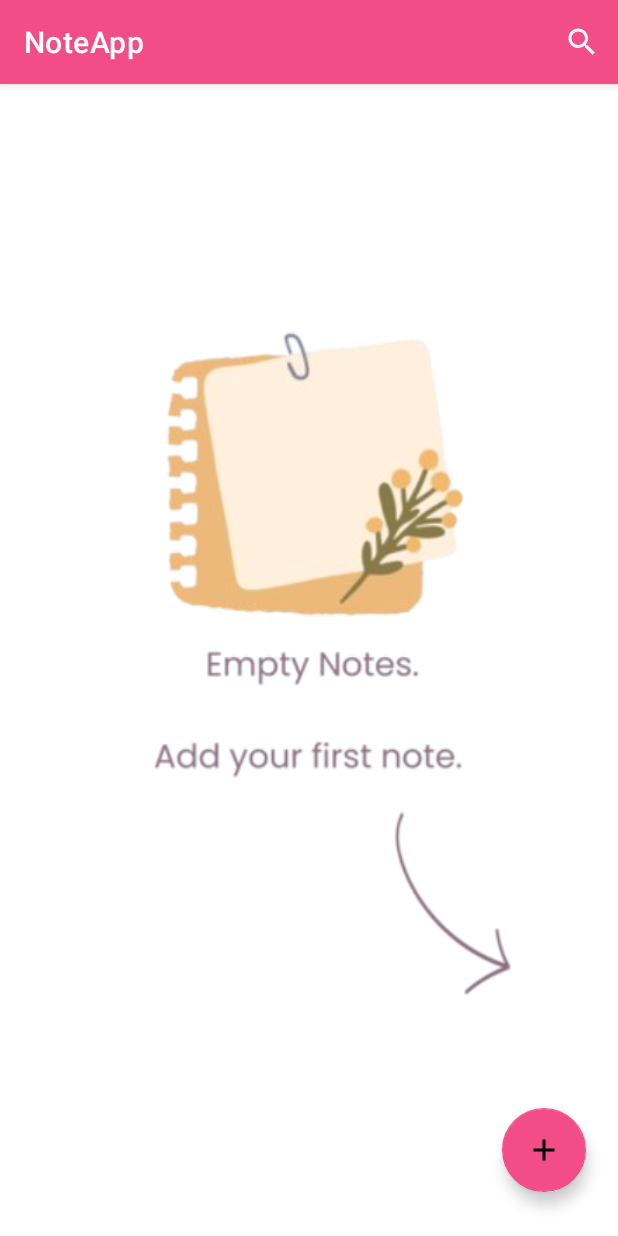
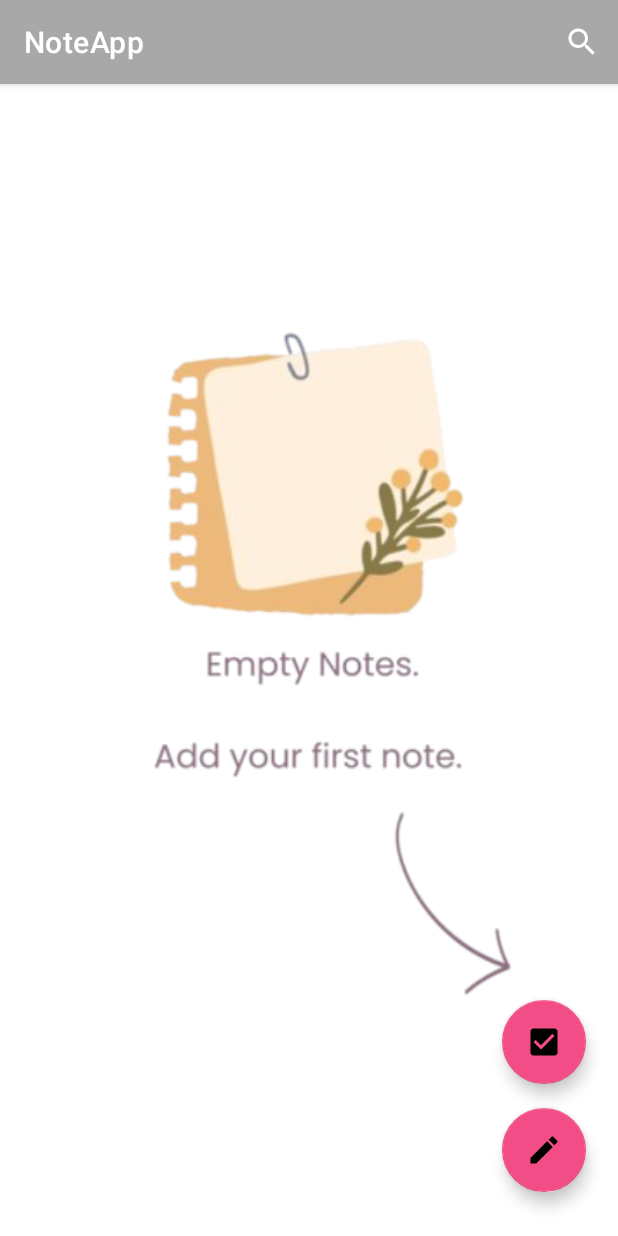
Before and after one commit to alexandra-marin29/Note-taking-Application, an Android app: the screen it shows after launch (MainActivity), on a phone screen of 412 x 824 dp. Run offline under Robolectric (Android 15) with nearby library versions, the phone set to English and light mode, and no system bars; our stand-ins replace Room's generated code, data binding.

Commit message:
Added check list fragment

```diff
--- a/NoteApp/app/src/main/java/com/example/noteapp/fragments/HomeFragment.kt
+++ b/NoteApp/app/src/main/java/com/example/noteapp/fragments/HomeFragment.kt
@@ -51,6 +51,12 @@ class HomeFragment : Fragment(R.layout.fragment_home), SearchView.OnQueryTextLis
             it.findNavController().navigate(R.id.action_homeFragment_to_addNoteFragment)
 
         }
+        binding.checkBoxFab.setOnClickListener {
+            it.findNavController().navigate(R.id.action_homeFragment_to_checklistNoteFragment)
+        }
+
+
+
     }
 
     private fun updateUI(note: List<Note>?){
--- a/NoteApp/app/src/main/res/drawable/baseline_add_24.xml
+++ b/NoteApp/app/src/main/res/drawable/baseline_add_24.xml
@@ -1,5 +1,5 @@
 <vector xmlns:android="http://schemas.android.com/apk/res/android" android:height="24dp" android:tint="#FFFFFF" android:viewportHeight="24" android:viewportWidth="24" android:width="24dp">
 
-    <path android:fillColor="@android:color/white" android:pathData="M19,13h-6v6h-2v-6H5v-2h6V5h2v6h6v2z"/>
+    <path android:fillColor="@android:color/white" android:pathData="M3,17.25V21h3.75L17.81,9.94l-3.75,-3.75L3,17.25zM20.71,7.04c0.39,-0.39 0.39,-1.02 0,-1.41l-2.34,-2.34c-0.39,-0.39 -1.02,-0.39 -1.41,0l-1.83,1.83 3.75,3.75 1.83,-1.83z"/>
 
 </vector>
--- /dev/null
+++ b/NoteApp/app/src/main/res/drawable/baseline_check_box_24.xml
@@ -0,0 +1,5 @@
+<vector xmlns:android="http://schemas.android.com/apk/res/android" android:height="24dp" android:tint="#FFFFFF" android:viewportHeight="24" android:viewportWidth="24" android:width="24dp">
+
+    <path android:fillColor="@android:color/white" android:pathData="M19,3L5,3c-1.11,0 -2,0.9 -2,2v14c0,1.1 0.89,2 2,2h14c1.11,0 2,-0.9 2,-2L21,5c0,-1.1 -0.89,-2 -2,-2zM10,17l-5,-5 1.41,-1.41L10,14.17l7.59,-7.59L19,8l-9,9z"/>
+
+</vector>
--- a/NoteApp/app/src/main/res/layout/fragment_home.xml
+++ b/NoteApp/app/src/main/res/layout/fragment_home.xml
@@ -10,6 +10,19 @@
         tools:context=".HomeFragment">
 
 
+        <com.google.android.material.floatingactionbutton.FloatingActionButton
+            android:id="@+id/checkBoxFab"
+            android:layout_width="wrap_content"
+            android:layout_height="wrap_content"
+            android:layout_marginEnd="20dp"
+            android:layout_marginBottom="100dp"
+            android:backgroundTint="@color/pink"
+            android:contentDescription="Check"
+            android:tint="@color/white"
+            app:layout_constraintBottom_toBottomOf="parent"
+            app:layout_constraintEnd_toEndOf="parent"
+            app:srcCompat="@drawable/baseline_check_box_24" />
+
 
         <!-- FloatingActionButton -->
         <com.google.android.material.floatingactionbutton.FloatingActionButton
@@ -20,7 +33,7 @@
             android:layout_marginBottom="28dp"
             android:backgroundTint="@color/pink"
             android:clickable="true"
-            android:contentDescription="Adaugă notă"
+            android:contentDescription="Add note"
             android:tint="@color/white"
             app:layout_constraintBottom_toBottomOf="parent"
             app:layout_constraintEnd_toEndOf="parent"
--- a/NoteApp/app/src/main/res/navigation/nav_graph.xml
+++ b/NoteApp/app/src/main/res/navigation/nav_graph.xml
@@ -16,7 +16,19 @@
         <action
             android:id="@+id/action_homeFragment_to_editNoteFragment"
             app:destination="@id/editNoteFragment" />
+        <action
+            android:id="@+id/action_homeFragment_to_checklistNoteFragment"
+            app:destination="@id/checkListFragment" />
+        <action
+            android:id="@+id/action_homeFragment_to_editChecklistNoteFragment"
+            app:destination="@id/checkListFragment" >
+            <argument
+                android:name="note"
+                app:argType="com.example.noteapp.model.Note"
+                app:nullable="true" />
+        </action>
     </fragment>
+
     <fragment
         android:id="@+id/addNoteFragment"
         android:name="com.example.noteapp.fragments.AddNoteFragment"
@@ -26,6 +38,21 @@
             android:id="@+id/action_addNoteFragment_to_homeFragment"
             app:destination="@id/homeFragment" />
     </fragment>
+
+    <fragment
+        android:id="@+id/checkListFragment"
+        android:name="com.example.noteapp.fragments.CheckListFragment"
+        android:label="CheckListFragment"
+        tools:layout="@layout/fragment_check_list" >
+
+        <argument
+            android:name="note"
+            app:argType="com.example.noteapp.model.Note"
+            app:nullable="true"
+            android:defaultValue="@null"/>
+    </fragment>
+
+
     <fragment
         android:id="@+id/editNoteFragment"
         android:name="com.example.noteapp.fragments.EditNoteFragment"
--- a/NoteApp/app/src/main/res/values/colors.xml
+++ b/NoteApp/app/src/main/res/values/colors.xml
@@ -4,4 +4,6 @@
     <color name="white">#FFFFFFFF</color>
     <color name="pink">#F24D87</color>
     <color name="red">#c13b34</color>
+    <color name="gray">#A9A8A8</color>
+
 </resources>
--- a/NoteApp/app/src/main/res/values/themes.xml
+++ b/NoteApp/app/src/main/res/values/themes.xml
@@ -2,7 +2,7 @@
     <!-- Base application theme. -->
     <style name="Base.Theme.NoteApp" parent="Theme.MaterialComponents.DayNight.DarkActionBar">
         <!-- Primary brand color. -->
-        <item name="colorPrimary">@color/pink</item>
+        <item name="colorPrimary">#A9A8A8</item>
         <item name="colorPrimaryVariant">@color/pink</item>
         <item name="colorOnPrimary">@color/white</item>
         <!-- Secondary brand color. -->
@@ -10,7 +10,7 @@
         <item name="colorSecondaryVariant">@color/pink</item>
         <item name="colorOnSecondary">@color/black</item>
         <!-- Status bar color. -->
-        <item name="android:statusBarColor">?attr/colorPrimaryVariant</item>
+        <item name="android:statusBarColor">@color/gray</item>
         <!-- Customize your theme here. -->
     </style>
 
```
Also changed, not shown: NoteApp/app/src/main/java/com/example/noteapp/fragments/CheckListFragment.kt (added, +185 -0 lines), NoteApp/app/src/main/res/layout/fragment_check_list.xml (added, +42 -0 lines).
